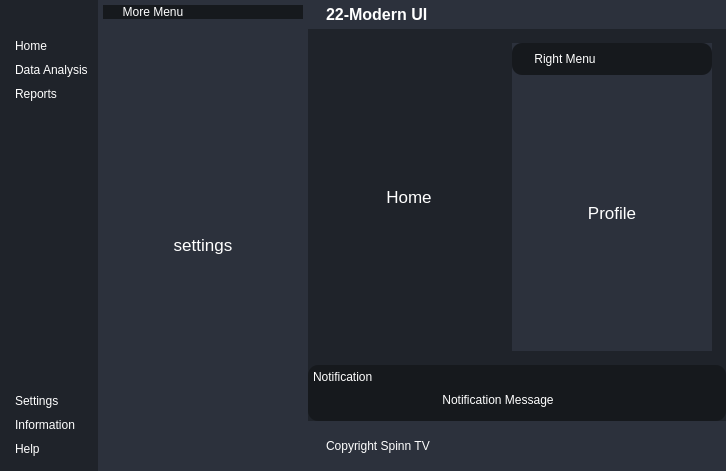
Before: the Qt Designer form modern_ui_22/interface.ui in foreverhary/pyside_practice, drawn with Qt 5.
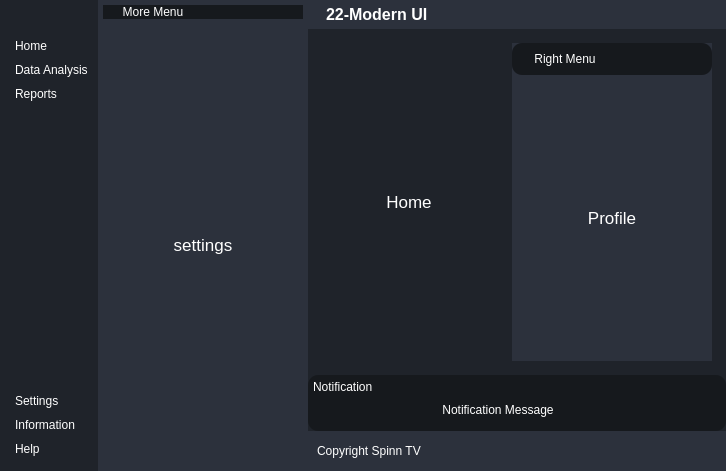
After: the same form once the commit is applied. Icons and pictures are not drawn.

Patch:
```diff
--- a/modern_ui_22/interface.ui
+++ b/modern_ui_22/interface.ui
@@ -1137,6 +1137,21 @@
        <item>
         <widget class="QWidget" name="footerContainter" native="true">
          <layout class="QHBoxLayout" name="horizontalLayout_11">
+          <property name="spacing">
+           <number>0</number>
+          </property>
+          <property name="leftMargin">
+           <number>0</number>
+          </property>
+          <property name="topMargin">
+           <number>0</number>
+          </property>
+          <property name="rightMargin">
+           <number>0</number>
+          </property>
+          <property name="bottomMargin">
+           <number>0</number>
+          </property>
           <item>
            <widget class="QFrame" name="frame_10">
             <property name="frameShape">
@@ -1160,14 +1175,14 @@
            <widget class="QFrame" name="sizeGrip">
             <property name="minimumSize">
              <size>
-              <width>10</width>
-              <height>10</height>
+              <width>40</width>
+              <height>40</height>
              </size>
             </property>
             <property name="maximumSize">
              <size>
-              <width>10</width>
-              <height>10</height>
+              <width>40</width>
+              <height>40</height>
              </size>
             </property>
             <property name="frameShape">
```
Left out of the diff: 6 changed lines with no effect on the pictures.
